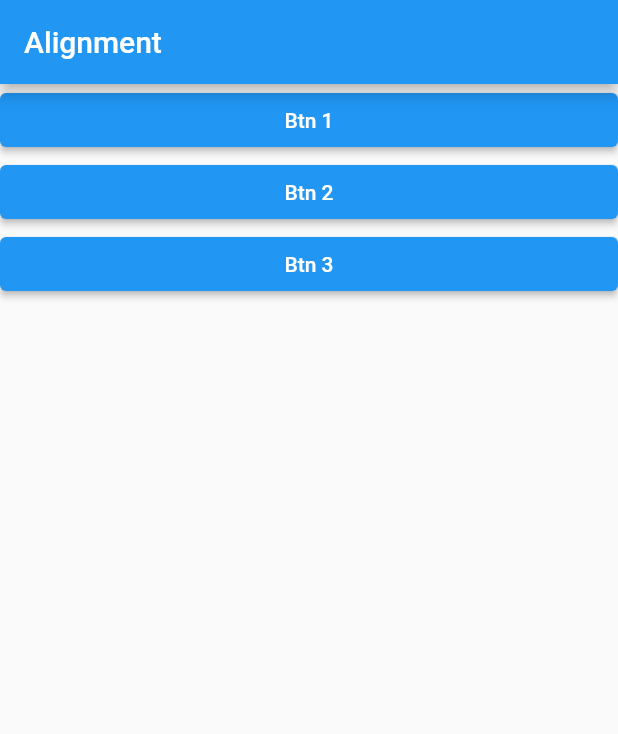
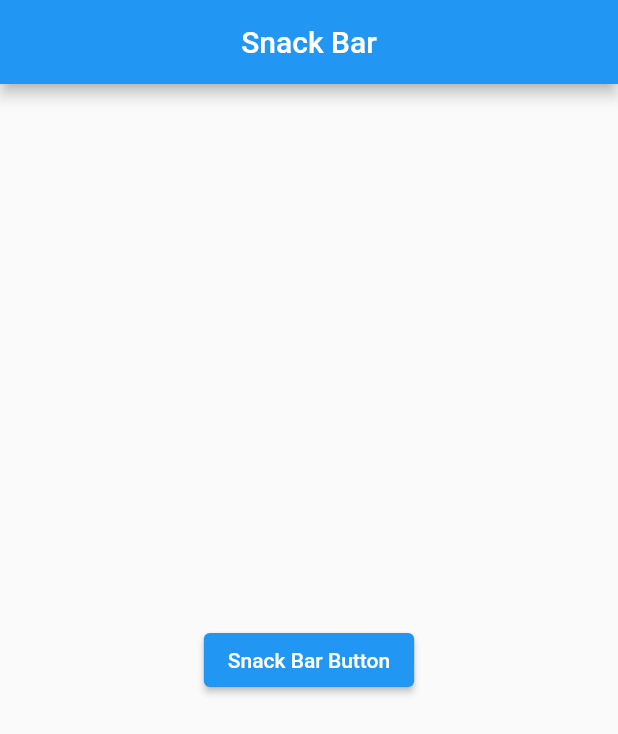
Before and after one commit to sy2bgreat/alignment_app, a Flutter app: the screen it shows after launch, on a phone screen of 412 x 824 dp. Shown: the top 734 px of the screen. Run offline on Flutter 3.47's test engine with Material 2 defaults, Android fonts, the light colour scheme and no system bars.

Commit message:
snack bar

```diff
--- a/lib/main.dart
+++ b/lib/main.dart
@@ -36,29 +36,23 @@ class MyHomePage extends StatelessWidget {
   Widget build(BuildContext context) {
     return Scaffold(
       appBar: AppBar(
-        title: const Text("Alignment"),
+        title: const Text("Snack Bar"),
+        centerTitle: true,
       ),
       body: Center(
-          child: Column(
-        //mainAxisSize: MainAxisSize.max, // x size, min쓰면 버튼에 있는 크기만
-        //verticalDirection: VerticalDirection.up,
-        crossAxisAlignment: CrossAxisAlignment.stretch,
-        //mainAxisAlignment: MainAxisAlignment.spaceBetween, //evenly는 균등간격
-        children: [
-          ElevatedButton(
-            onPressed: () {},
-            child: const Text('Btn 1'),
-          ),
-          ElevatedButton(
-            onPressed: () {},
-            child: const Text('Btn 2'),
-          ),
-          ElevatedButton(
-            onPressed: () {},
-            child: const Text('Btn 3'),
-          ),
-        ],
-      )),
+        child: ElevatedButton(
+          onPressed: () {
+            ScaffoldMessenger.of(context).showSnackBar(const SnackBar(
+              content: Text("ElevatedButton is Clicked"),
+              duration: Duration(seconds: 2),
+              backgroundColor: Colors.red,
+            ));
+
+            //snapshot메모리의 변수를 가져오며 화면에 표시할때
+          },
+          child: const Text('Snack Bar Button'),
+        ),
+      ),
     );
   }
 }
```
